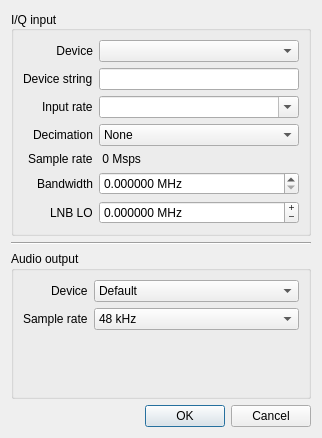
First picture: the form in src/qtgui/ioconfig.ui, repository gqrx-sdr/gqrx, before the edit.
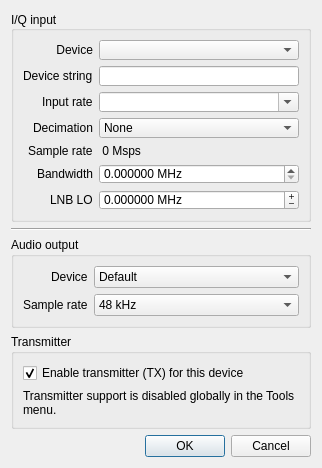
Second picture: the form after the edit. Icons and pictures are not drawn.

```diff
--- a/src/qtgui/ioconfig.ui
+++ b/src/qtgui/ioconfig.ui
@@ -326,6 +326,38 @@
      </layout>
     </widget>
    </item>
+  <item>
+   <widget class="QGroupBox" name="groupBoxTx">
+    <property name="title">
+     <string>Transmitter</string>
+    </property>
+    <layout class="QVBoxLayout" name="verticalLayoutTx">
+     <item>
+      <widget class="QCheckBox" name="txEnableCheckBox">
+       <property name="toolTip">
+        <string>Enable transmitter (TX) support for this device. When disabled, all TX controls are hidden from the Gqrx GUI.</string>
+       </property>
+       <property name="text">
+        <string>Enable transmitter (TX) for this device</string>
+       </property>
+       <property name="checked">
+        <bool>true</bool>
+       </property>
+      </widget>
+     </item>
+     <item>
+      <widget class="QLabel" name="txGlobalDisabledLabel">
+       <property name="text">
+        <string>Transmitter support is disabled globally in the Tools menu.</string>
+       </property>
+       <property name="wordWrap">
+        <bool>true</bool>
+       </property>
+      </widget>
+     </item>
+    </layout>
+   </widget>
+  </item>
    <item>
     <widget class="QDialogButtonBox" name="buttonBox">
      <property name="orientation">
```
Left out of the diff: 1 changed line with no effect on the pictures. Lines whose indentation alone changed are shown as unchanged.
